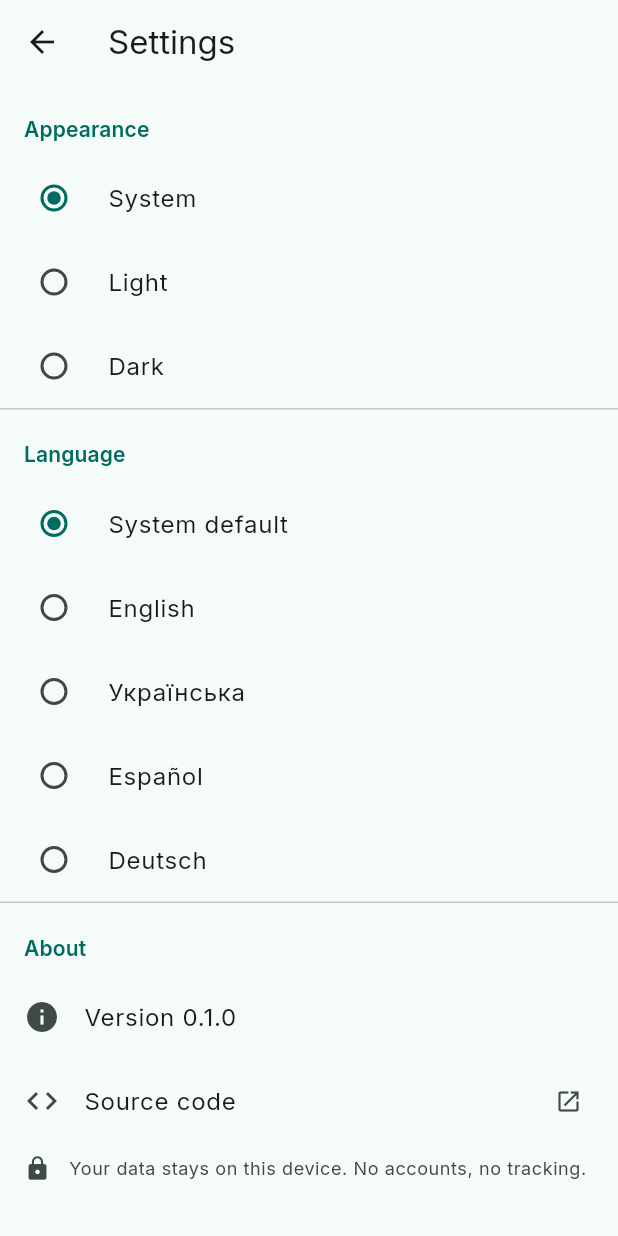
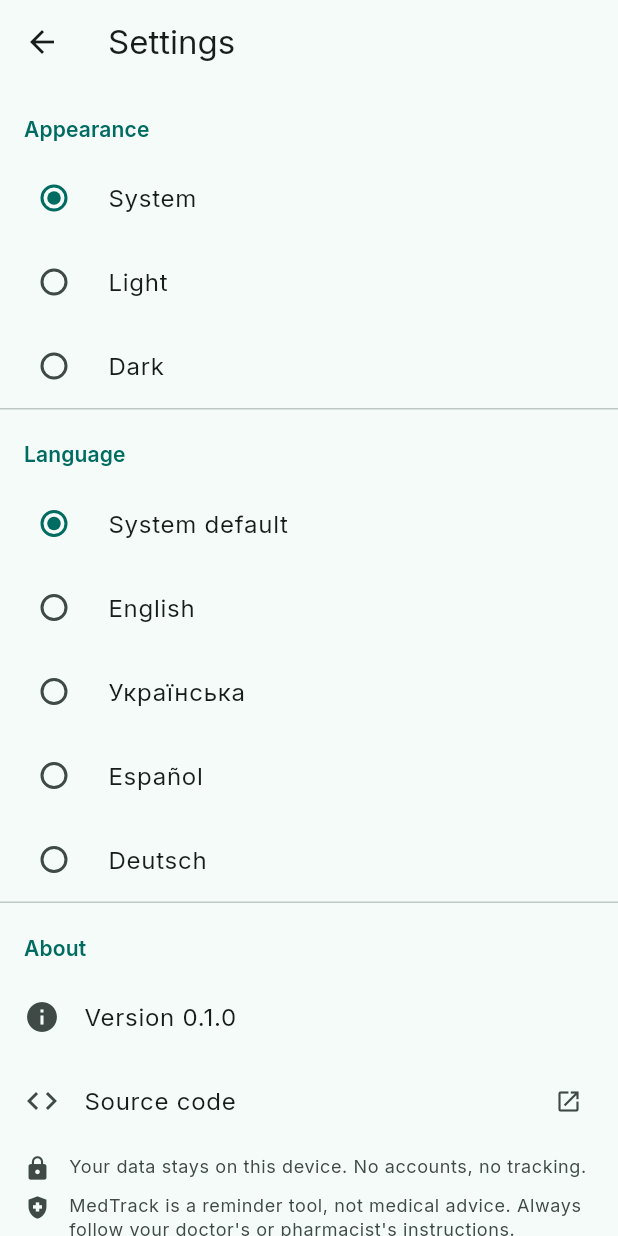
Before and after one commit to M1IkyWay/medtrack, a Flutter app: the SettingsScreen screen opened by its route, on a phone screen of 412 x 824 dp. Run offline on Flutter 3.47's test engine with Material 3 defaults, Android fonts, the phone set to English and light mode, and no system bars; our stand-ins replace drift, drift_flutter, equatable, flutter_local_notifications, flutter_riverpod, flutter_timezone and 4 more; accounts and stored records are empty; generated files the repository leaves out were written again.

Commit message:
Add medical disclaimer and a privacy policy page
- About screen now shows a 'not medical advice' disclaimer (EN/UK/ES/DE)
- docs/ gets a static privacy policy + landing page for GitHub Pages, giving
  the App Store the required privacy-policy URL (offline app: no data collected)

```diff
--- a/lib/features/settings/presentation/screens/settings_screen.dart
+++ b/lib/features/settings/presentation/screens/settings_screen.dart
@@ -81,27 +81,9 @@ class SettingsScreen extends ConsumerWidget {
             trailing: const Icon(Icons.open_in_new, size: 18),
             onTap: () => _openSource(context),
           ),
-          Padding(
-            padding: const EdgeInsets.fromLTRB(16, 8, 16, 24),
-            child: Row(
-              children: [
-                Icon(
-                  Icons.lock,
-                  size: 18,
-                  color: context.colors.onSurfaceVariant,
-                ),
-                const SizedBox(width: 12),
-                Expanded(
-                  child: Text(
-                    l10n.aboutPrivacy,
-                    style: context.textStyles.bodySmall?.copyWith(
-                      color: context.colors.onSurfaceVariant,
-                    ),
-                  ),
-                ),
-              ],
-            ),
-          ),
+          _Note(icon: Icons.lock, text: l10n.aboutPrivacy),
+          _Note(icon: Icons.health_and_safety, text: l10n.aboutDisclaimer),
+          const SizedBox(height: 24),
         ],
       ),
     );
@@ -136,3 +118,30 @@ class _SectionHeader extends StatelessWidget {
     ),
   );
 }
+
+class _Note extends StatelessWidget {
+  const _Note({required this.icon, required this.text});
+
+  final IconData icon;
+  final String text;
+
+  @override
+  Widget build(BuildContext context) => Padding(
+    padding: const EdgeInsets.fromLTRB(16, 8, 16, 0),
+    child: Row(
+      crossAxisAlignment: CrossAxisAlignment.start,
+      children: [
+        Icon(icon, size: 18, color: context.colors.onSurfaceVariant),
+        const SizedBox(width: 12),
+        Expanded(
+          child: Text(
+            text,
+            style: context.textStyles.bodySmall?.copyWith(
+              color: context.colors.onSurfaceVariant,
+            ),
+          ),
+        ),
+      ],
+    ),
+  );
+}
--- a/lib/l10n/app_de.arb
+++ b/lib/l10n/app_de.arb
@@ -108,5 +108,6 @@
   "settingsAbout": "Über",
   "aboutVersion": "Version {version}",
   "aboutSource": "Quellcode",
-  "aboutPrivacy": "Deine Daten bleiben auf diesem Gerät. Keine Konten, kein Tracking."
+  "aboutPrivacy": "Deine Daten bleiben auf diesem Gerät. Keine Konten, kein Tracking.",
+  "aboutDisclaimer": "MedTrack ist eine Erinnerungs-App, kein medizinischer Rat. Befolge stets die Anweisungen deiner Ärztin oder deines Arztes bzw. deiner Apotheke."
 }
--- a/lib/l10n/app_en.arb
+++ b/lib/l10n/app_en.arb
@@ -144,5 +144,6 @@
     }
   },
   "aboutSource": "Source code",
-  "aboutPrivacy": "Your data stays on this device. No accounts, no tracking."
+  "aboutPrivacy": "Your data stays on this device. No accounts, no tracking.",
+  "aboutDisclaimer": "MedTrack is a reminder tool, not medical advice. Always follow your doctor's or pharmacist's instructions."
 }
--- a/lib/l10n/app_es.arb
+++ b/lib/l10n/app_es.arb
@@ -108,5 +108,6 @@
   "settingsAbout": "Acerca de",
   "aboutVersion": "Versión {version}",
   "aboutSource": "Código fuente",
-  "aboutPrivacy": "Tus datos permanecen en este dispositivo. Sin cuentas ni rastreo."
+  "aboutPrivacy": "Tus datos permanecen en este dispositivo. Sin cuentas ni rastreo.",
+  "aboutDisclaimer": "MedTrack es una herramienta de recordatorio, no consejo médico. Sigue siempre las indicaciones de tu médico o farmacéutico."
 }
--- a/lib/l10n/app_uk.arb
+++ b/lib/l10n/app_uk.arb
@@ -108,5 +108,6 @@
   "settingsAbout": "Про застосунок",
   "aboutVersion": "Версія {version}",
   "aboutSource": "Вихідний код",
-  "aboutPrivacy": "Ваші дані лишаються на цьому пристрої. Без акаунтів і трекінгу."
+  "aboutPrivacy": "Ваші дані лишаються на цьому пристрої. Без акаунтів і трекінгу.",
+  "aboutDisclaimer": "MedTrack — це нагадувалка, а не медична консультація. Завжди дотримуйтесь призначень лікаря чи фармацевта."
 }
```
Also changed, not shown: 3 other files.
